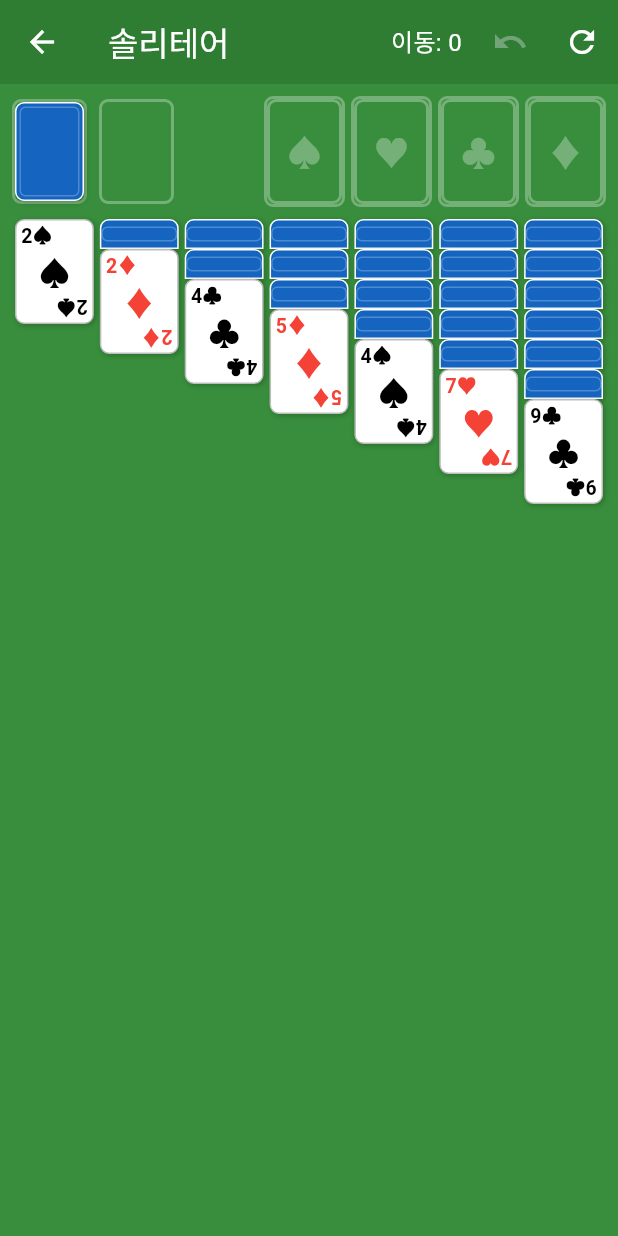
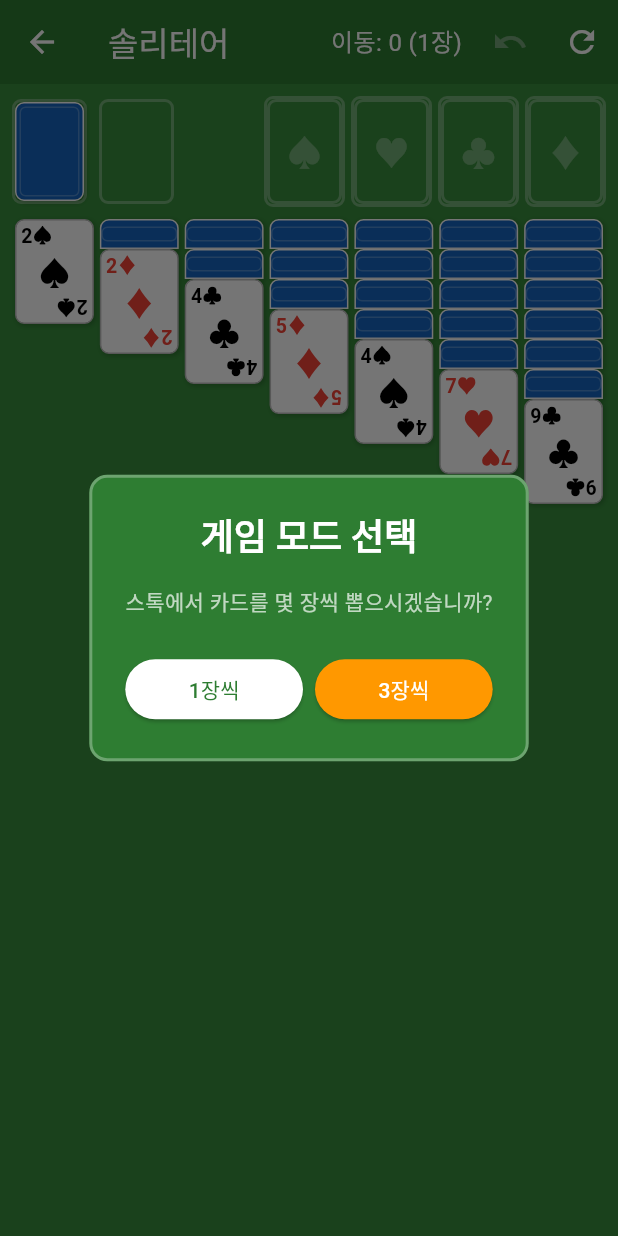
Before and after one commit to mhpark03/games, a Flutter app: the screen it shows after launch, after a tap on "SOLITAIRE", on a phone screen of 412 x 824 dp. Run offline on Flutter 3.47's test engine with Material 3 defaults, Android fonts, the phone set to English and light mode, and no system bars; our stand-ins replace shared_preferences.

Commit message:
솔리테어 카드 뽑기 모드 선택 기능 추가
- 게임 시작 시 1장/3장 모드 선택 다이얼로그
- 선택한 모드에 따라 스톡에서 카드 뽑기
- 모드 정보 저장/로드 지원
- AppBar에 현재 모드 표시

```diff
--- a/lib/games/solitaire/solitaire_screen.dart
+++ b/lib/games/solitaire/solitaire_screen.dart
@@ -88,6 +88,9 @@ class _SolitaireScreenState extends State<SolitaireScreen> {
   bool isGameWon = false;
   bool isLoading = true;
 
+  // 카드 뽑기 수 (1장 또는 3장)
+  int drawCount = 1;
+
   // Undo 히스토리
   List<Map<String, dynamic>> _undoHistory = [];
 
@@ -100,15 +103,19 @@ class _SolitaireScreenState extends State<SolitaireScreen> {
   Future<void> _checkSavedGame() async {
     final hasSave = await GameSaveService.hasSavedGame('solitaire');
 
+    // 먼저 기본 초기화를 해서 late 변수 오류 방지
+    _initGame();
+
     if (hasSave && mounted) {
       // 저장된 게임이 있으면 다이얼로그 표시
-      // 먼저 기본 초기화를 해서 late 변수 오류 방지
-      _initGame();
       WidgetsBinding.instance.addPostFrameCallback((_) {
         _showContinueDialog();
       });
     } else {
-      _initGame();
+      // 새 게임: 카드 뽑기 모드 선택
+      WidgetsBinding.instance.addPostFrameCallback((_) {
+        _showDrawModeDialog();
+      });
     }
 
     if (mounted) {
@@ -116,6 +123,75 @@ class _SolitaireScreenState extends State<SolitaireScreen> {
         isLoading = false;
       });
     }
+  }
+
+  void _showDrawModeDialog() {
+    showDialog(
+      context: context,
+      barrierDismissible: false,
+      builder: (context) {
+        return AlertDialog(
+          backgroundColor: Colors.green.shade800,
+          shape: RoundedRectangleBorder(
+            borderRadius: BorderRadius.circular(12),
+            side: const BorderSide(color: Colors.white30, width: 2),
+          ),
+          title: const Text(
+            '게임 모드 선택',
+            style: TextStyle(
+              color: Colors.white,
+              fontWeight: FontWeight.bold,
+            ),
+            textAlign: TextAlign.center,
+          ),
+          content: const Text(
+            '스톡에서 카드를 몇 장씩 뽑으시겠습니까?',
+            style: TextStyle(color: Colors.white70),
+            textAlign: TextAlign.center,
+          ),
+          actionsAlignment: MainAxisAlignment.center,
+          actions: [
+            Row(
+              children: [
+                Expanded(
+                  child: ElevatedButton(
+                    style: ElevatedButton.styleFrom(
+                      backgroundColor: Colors.white,
+                      foregroundColor: Colors.green.shade800,
+                    ),
+                    onPressed: () {
+                      Navigator.pop(context);
+                      setState(() {
+                        drawCount = 1;
+                        _initGame();
+                      });
+                    },
+                    child: const Text('1장씩'),
+                  ),
+                ),
+                const SizedBox(width: 8),
+                Expanded(
+                  child: ElevatedButton(
+                    style: ElevatedButton.styleFrom(
+                      backgroundColor: Colors.orange,
+                      foregroundColor: Colors.white,
+                    ),
+                    onPressed: () {
+                      Navigator.pop(context);
+                      setState(() {
+                        drawCount = 3;
+                        _initGame();
+                      });
+                    },
+                    child: const Text('3장씩'),
+                  ),
+                ),
+              ],
+            ),
+          ],
+        );
+      },
+    );
   }
 
   void _showContinueDialog() {
@@ -180,6 +256,7 @@ class _SolitaireScreenState extends State<SolitaireScreen> {
       'stock': stock.map((c) => c.toJson()).toList(),
       'waste': waste.map((c) => c.toJson()).toList(),
       'moves': moves,
+      'drawCount': drawCount,
     };
 
     await GameSaveService.saveGame('solitaire', gameState);
@@ -212,6 +289,7 @@ class _SolitaireScreenState extends State<SolitaireScreen> {
               .toList();
 
           moves = gameState['moves'] as int;
+          drawCount = gameState['drawCount'] as int? ?? 1;
           isGameWon = false;
           draggedCards = null;
           dragSource = null;
@@ -399,10 +477,13 @@ class _SolitaireScreenState extends State<SolitaireScreen> {
           waste = [];
         }
       } else {
-        // 스톡에서 1장 뒤집기
-        final card = stock.removeLast();
-        card.faceUp = true;
-        waste.add(card);
+        // 스톡에서 drawCount장 뽑기
+        int count = min(drawCount, stock.length);
+        for (int i = 0; i < count; i++) {
+          final card = stock.removeLast();
+          card.faceUp = true;
+          waste.add(card);
+        }
         moves++;
       }
     });
@@ -616,7 +697,7 @@ class _SolitaireScreenState extends State<SolitaireScreen> {
             child: Padding(
               padding: const EdgeInsets.symmetric(horizontal: 8),
               child: Text(
-                '이동: $moves',
+                '이동: $moves (${drawCount}장)',
                 style: const TextStyle(fontSize: 16),
               ),
             ),
@@ -630,9 +711,7 @@ class _SolitaireScreenState extends State<SolitaireScreen> {
             icon: const Icon(Icons.refresh),
             onPressed: () {
               _clearSavedGame();
-              setState(() {
-                _initGame();
-              });
+              _showDrawModeDialog();
             },
           ),
         ],
```
